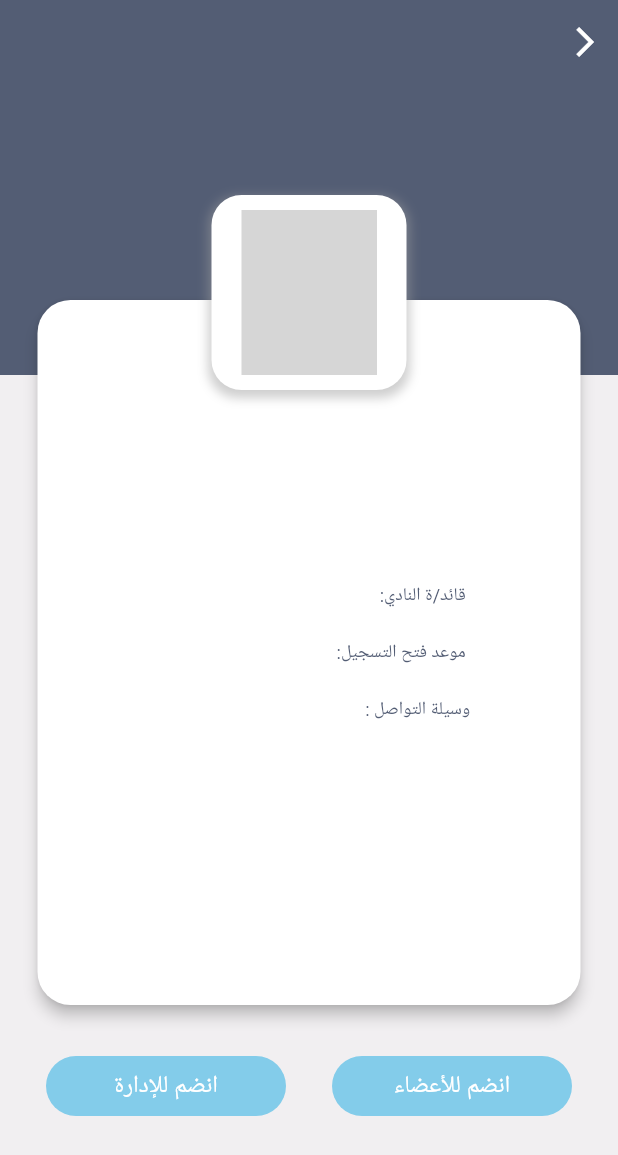
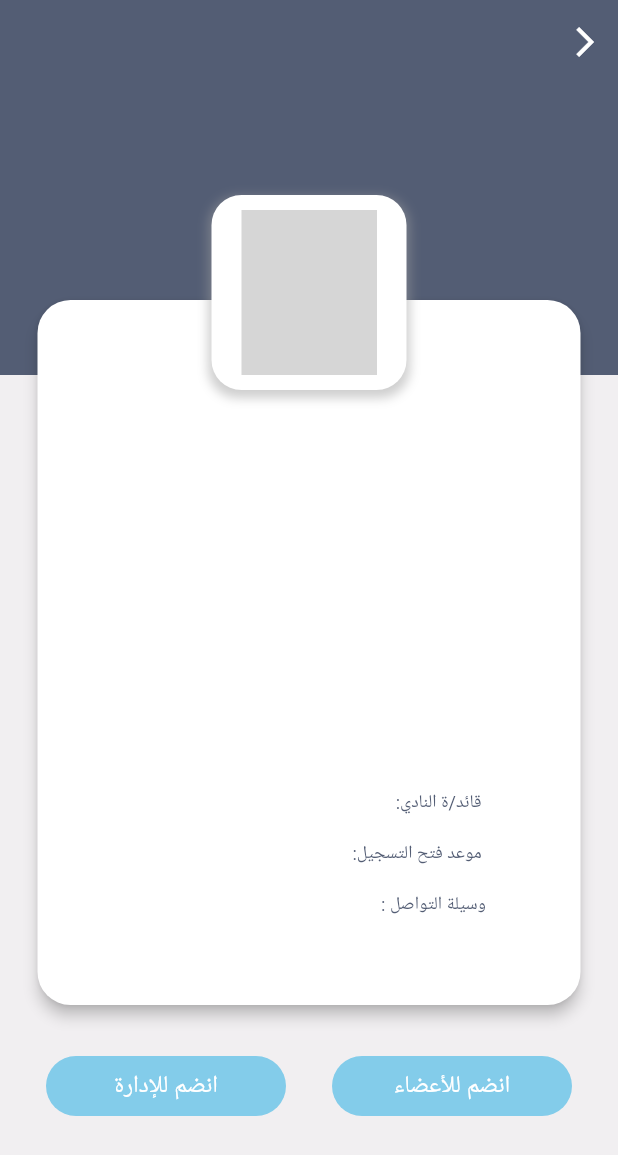
Before and after one commit to sabreenmb/senior_project, a Flutter app: the ClubDetails screen opened directly with empty values, on a phone screen of 412 x 824 dp. Shown: the top 1155 px of the screen. Run offline on Flutter 3.47's test engine with Material 3 defaults, Android fonts, the phone set to English and light mode, and no system bars; drawn by our look-alikes of cached_network_image; our stand-ins replace barcode_widget, carousel_slider, cloud_firestore, connectivity_plus, dropdown_button2, firebase_auth and 12 more; accounts and stored records are empty; network calls fail; Roboto replaces fonts that are missing (Almarai); project files that could hold a hidden picture were left out; grey boxes are pictures that could not be loaded.

Commit message:
SABREEN club changes

```diff
--- a/lib/interface/StudentClubDetails.dart
+++ b/lib/interface/StudentClubDetails.dart
@@ -73,7 +73,7 @@ class _ClubDetailsState extends State<ClubDetails> {
                       ),
                       margin: const EdgeInsets.only(top: 200),
                       child: Padding(
-                        padding: const EdgeInsets.all(50.0),
+                        padding: const EdgeInsets.symmetric(vertical: 50.0,horizontal: 25),
                         child: Column(
                           crossAxisAlignment: CrossAxisAlignment.center,
                           mainAxisSize: MainAxisSize.max,
@@ -91,11 +91,16 @@ class _ClubDetailsState extends State<ClubDetails> {
                             const SizedBox(
                               height: 15,
                             ),
-                            Text(
-                              clubDetails.details!,
-                              textAlign: TextAlign.center,
-                              maxLines: 5,
-                              style: TextStyles.heading1B,
+                            Expanded(
+                              child: Center(
+                                child: Text(
+                                  clubDetails.details!,
+                                  textAlign: TextAlign.center,
+                                  maxLines: 8,
+                                  overflow: TextOverflow.ellipsis,
+                                  style: TextStyles.heading3B,
+                                ),
+                              ),
                             ),
                             const SizedBox(
                               height: 15,
@@ -264,7 +269,7 @@ class _ClubDetailsState extends State<ClubDetails> {
     double width = MediaQuery.of(context).size.width / 20;
     print(width);
     return Padding(
-      padding: EdgeInsets.symmetric(horizontal: width, vertical: 10),
+      padding: EdgeInsets.symmetric(horizontal: 35, vertical: 8),
       child: Row(
         crossAxisAlignment: CrossAxisAlignment.start,
         mainAxisAlignment: MainAxisAlignment.start,
@@ -278,7 +283,7 @@ class _ClubDetailsState extends State<ClubDetails> {
           Expanded(
             child: Text(
               value,
-              maxLines: 5,
+              maxLines: 2,
               style: TextStyles.text,
               textAlign: TextAlign.right,
             ),
```
